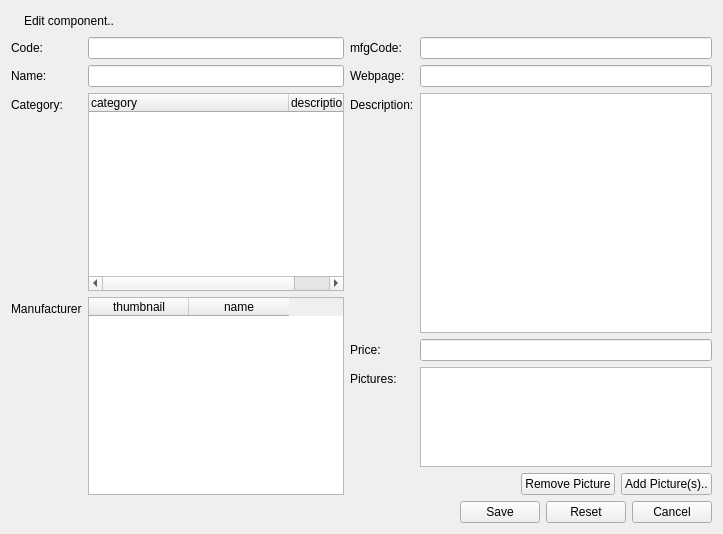
Qt form client/uiforms/component_edit.ui (Wolframe/configurator) before a commit.
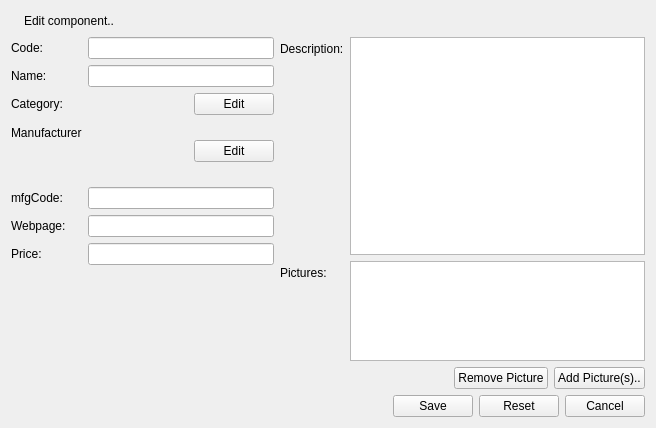
The same form after that commit. Icons and pictures are not drawn.

Commit message: added a sample component edit

The edit to the form file:
```diff
--- a/client/uiforms/component_edit.ui
+++ b/client/uiforms/component_edit.ui
@@ -6,8 +6,8 @@
    <rect>
     <x>0</x>
     <y>0</y>
-    <width>723</width>
-    <height>534</height>
+    <width>656</width>
+    <height>428</height>
    </rect>
   </property>
   <property name="windowTitle">
@@ -52,103 +52,125 @@
      <item row="1" column="1">
       <widget class="QLineEdit" name="name"/>
      </item>
-     <item row="2" column="0">
+     <item row="3" column="0">
       <widget class="QLabel" name="label_category">
        <property name="text">
         <string>Category:</string>
        </property>
-       <property name="buddy">
-        <cstring>category</cstring>
-       </property>
       </widget>
      </item>
-     <item row="2" column="1">
-      <widget class="QTreeWidget" name="category">
-       <property name="selectionMode">
-        <enum>QAbstractItemView::SingleSelection</enum>
-       </property>
-       <property name="headerHidden">
-        <bool>false</bool>
-       </property>
-       <property name="expandsOnDoubleClick">
-        <bool>false</bool>
-       </property>
-       <property name="action" stdset="0">
-        <string>CategoryHierarchyRequest category {id=1}</string>
-       </property>
-       <attribute name="headerDefaultSectionSize">
-        <number>200</number>
-       </attribute>
-       <column>
-        <property name="text">
-         <string>category</string>
-        </property>
-       </column>
-       <column>
-        <property name="text">
-         <string>description</string>
-        </property>
-       </column>
-      </widget>
+     <item row="3" column="1">
+      <layout class="QHBoxLayout" name="horizontalLayout_4">
+       <item>
+        <widget class="QLabel" name="category">
+         <property name="text">
+          <string/>
+         </property>
+        </widget>
+       </item>
+       <item>
+        <spacer name="horizontalSpacer_4">
+         <property name="orientation">
+          <enum>Qt::Horizontal</enum>
+         </property>
+         <property name="sizeHint" stdset="0">
+          <size>
+           <width>40</width>
+           <height>20</height>
+          </size>
+         </property>
+        </spacer>
+       </item>
+       <item>
+        <widget class="QPushButton" name="pushButton">
+         <property name="text">
+          <string>Edit</string>
+         </property>
+        </widget>
+       </item>
+      </layout>
      </item>
-     <item row="3" column="0">
+     <item row="4" column="0">
       <widget class="QLabel" name="label_manufacturer">
        <property name="text">
         <string>Manufacturer</string>
        </property>
+      </widget>
+     </item>
+     <item row="4" column="1">
+      <layout class="QHBoxLayout" name="horizontalLayout_5">
+       <item>
+        <widget class="QLabel" name="manufacturer">
+         <property name="minimumSize">
+          <size>
+           <width>60</width>
+           <height>60</height>
+          </size>
+         </property>
+         <property name="text">
+          <string/>
+         </property>
+        </widget>
+       </item>
+       <item>
+        <spacer name="horizontalSpacer_5">
+         <property name="orientation">
+          <enum>Qt::Horizontal</enum>
+         </property>
+         <property name="sizeHint" stdset="0">
+          <size>
+           <width>40</width>
+           <height>20</height>
+          </size>
+         </property>
+        </spacer>
+       </item>
+       <item>
+        <widget class="QPushButton" name="pushButton_2">
+         <property name="text">
+          <string>Edit</string>
+         </property>
+        </widget>
+       </item>
+      </layout>
+     </item>
+     <item row="7" column="1">
+      <widget class="QLineEdit" name="price"/>
+     </item>
+     <item row="7" column="0">
+      <widget class="QLabel" name="label_price">
+       <property name="text">
+        <string>Price:</string>
+       </property>
        <property name="buddy">
-        <cstring>manufacturer</cstring>
+        <cstring>price</cstring>
        </property>
       </widget>
      </item>
-     <item row="3" column="1">
-      <widget class="QTableWidget" name="manufacturer">
-       <property name="horizontalScrollBarPolicy">
-        <enum>Qt::ScrollBarAsNeeded</enum>
+     <item row="5" column="0">
+      <widget class="QLabel" name="label_mfgCode">
+       <property name="text">
+        <string>mfgCode:</string>
        </property>
-       <property name="alternatingRowColors">
-        <bool>true</bool>
+       <property name="buddy">
+        <cstring>mfgCode</cstring>
        </property>
-       <property name="selectionMode">
-        <enum>QAbstractItemView::SingleSelection</enum>
+      </widget>
+     </item>
+     <item row="5" column="1">
+      <widget class="QLineEdit" name="mfgCode"/>
+     </item>
+     <item row="6" column="1">
+      <widget class="QLineEdit" name="webPage"/>
+     </item>
+     <item row="6" column="0">
+      <widget class="QLabel" name="label_description">
+       <property name="text">
+        <string>Webpage:</string>
        </property>
-       <property name="selectionBehavior">
-        <enum>QAbstractItemView::SelectRows</enum>
+       <property name="buddy">
+        <cstring>webPage</cstring>
        </property>
-       <property name="showGrid">
-        <bool>true</bool>
-       </property>
-       <property name="gridStyle">
-        <enum>Qt::DotLine</enum>
-       </property>
-       <property name="sortingEnabled">
-        <bool>true</bool>
-       </property>
-       <property name="action" stdset="0">
-        <string notr="true">ManufacturerListRequest manufacturer {}</string>
-       </property>
-       <property name="synonym:manufacturer" stdset="0">
-        <string>row</string>
-       </property>
-       <property name="synonym:thumbnail" stdset="0">
-        <string notr="true">thumbnail.pixmap</string>
-       </property>
-       <attribute name="horizontalHeaderShowSortIndicator" stdset="0">
-        <bool>true</bool>
-       </attribute>
-       <attribute name="verticalHeaderStretchLastSection">
-        <bool>false</bool>
-       </attribute>
-       <column>
-        <property name="text">
-         <string>thumbnail</string>
-        </property>
-       </column>
-       <column>
-        <property name="text">
-         <string>name</string>
-        </property>
-       </column>
       </widget>
      </item>
     </layout>
@@ -211,36 +233,10 @@
      <property name="fieldGrowthPolicy">
       <enum>QFormLayout::AllNonFixedFieldsGrow</enum>
      </property>
-     <item row="2" column="0">
-      <widget class="QLabel" name="label_mfgCode">
-       <property name="text">
-        <string>mfgCode:</string>
-       </property>
-       <property name="buddy">
-        <cstring>mfgCode</cstring>
-       </property>
-      </widget>
-     </item>
-     <item row="2" column="1">
-      <widget class="QLineEdit" name="mfgCode"/>
-     </item>
-     <item row="3" column="1">
-      <widget class="QLineEdit" name="webPage"/>
-     </item>
-     <item row="3" column="0">
-      <widget class="QLabel" name="label_description">
-       <property name="text">
-        <string>Webpage:</string>
-       </property>
-       <property name="buddy">
-        <cstring>webPage</cstring>
-       </property>
-      </widget>
-     </item>
-     <item row="4" column="1">
+     <item row="1" column="1">
       <widget class="QPlainTextEdit" name="description"/>
      </item>
-     <item row="4" column="0">
+     <item row="1" column="0">
       <widget class="QLabel" name="label_description_2">
        <property name="text">
         <string>Description:</string>
@@ -250,27 +246,14 @@
        </property>
       </widget>
      </item>
-     <item row="5" column="1">
-      <widget class="QLineEdit" name="price"/>
-     </item>
-     <item row="5" column="0">
-      <widget class="QLabel" name="label_price">
-       <property name="text">
-        <string>Price:</string>
-       </property>
-       <property name="buddy">
-        <cstring>price</cstring>
-       </property>
-      </widget>
-     </item>
-     <item row="6" column="0">
+     <item row="2" column="0">
       <widget class="QLabel" name="label">
        <property name="text">
         <string>Pictures:</string>
        </property>
       </widget>
      </item>
-     <item row="6" column="1">
+     <item row="2" column="1">
       <widget class="QListWidget" name="pictures">
        <property name="maximumSize">
         <size>
@@ -325,7 +308,7 @@
        </property>
       </widget>
      </item>
-     <item row="7" column="1">
+     <item row="3" column="1">
       <layout class="QHBoxLayout" name="horizontalLayout_2">
        <item>
         <spacer name="horizontalSpacer_2">
```
